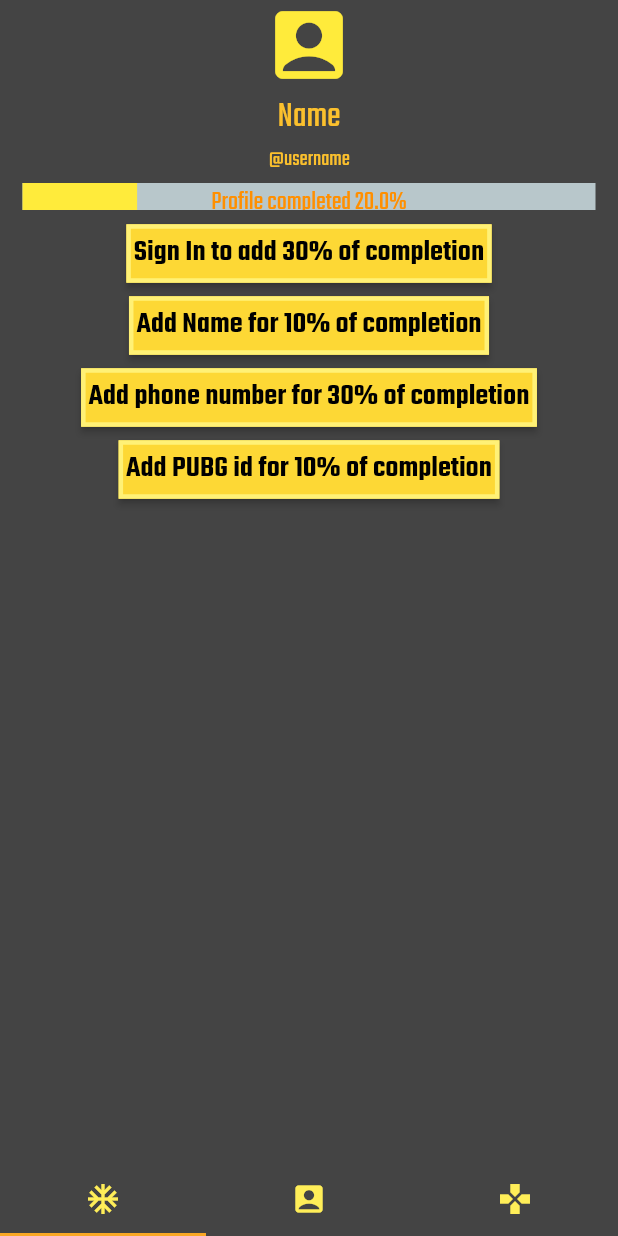
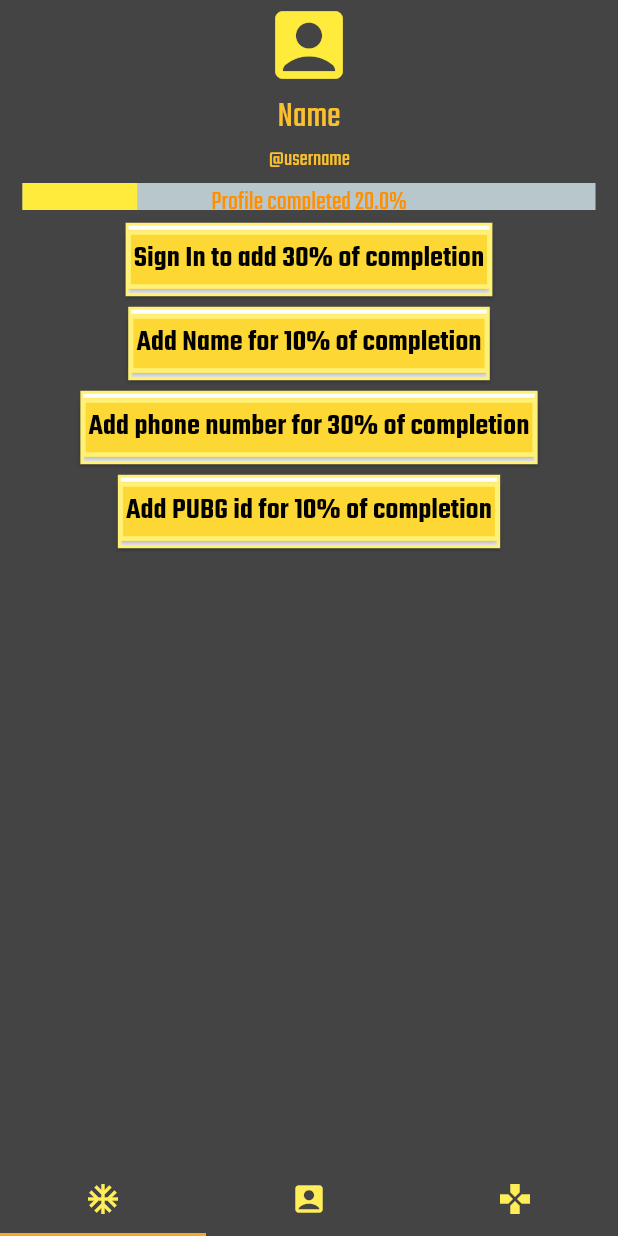
Before and after one commit to aneeshjose/pubg_tournament_organiser, a Flutter app: the screen it shows after launch, on a phone screen of 412 x 824 dp. Run offline on Flutter 3.47's test engine with Material 2 defaults, Android fonts, the light colour scheme and no system bars; drawn by our look-alikes of percent_indicator; our stand-ins replace cloud_firestore, firebase_auth; missing offline and left inert: country_pickers; accounts and stored records are empty.

Commit message:
Wrapped raised button with Card widget

```diff
--- a/lib/pages/account.dart
+++ b/lib/pages/account.dart
@@ -19,7 +19,8 @@ class MyAccountState extends State<MyAccount> {
   void initState() {
     super.initState();
     if (!_isSignedIn) {
-      _listWidgets.add(new RaisedButton(
+      _listWidgets.add(Card(
+        child: new RaisedButton(
           color: Colors.yellow[600],
           onPressed: () => _signIn(),
           child: Text("Sign In to add 30% of completion",
@@ -28,10 +29,12 @@ class MyAccountState extends State<MyAccount> {
                   fontSize: 20.0,
                   fontFamily: "Teko",
                   fontWeight: FontWeight.w600)),
+        ),
       ));
     }
     if (!_isAddName) {
-      _listWidgets.add(new RaisedButton(
+      _listWidgets.add(Card(
+        child: new RaisedButton(
           color: Colors.yellow[600],
           onPressed: () => _addName(),
           child: Text("Add Name for 10% of completion",
@@ -40,10 +43,12 @@ class MyAccountState extends State<MyAccount> {
                   fontSize: 20.0,
                   fontFamily: "Teko",
                   fontWeight: FontWeight.w600)),
+        ),
       ));
     }
     if (!_isPhoneVerified) {
-      _listWidgets.add(new RaisedButton(
+      _listWidgets.add(Card(
+        child: new RaisedButton(
           color: Colors.yellow[600],
           onPressed: () => _addPhoneNo(),
           child: Text("Add phone number for 30% of completion",
@@ -52,10 +57,12 @@ class MyAccountState extends State<MyAccount> {
                   fontSize: 20.0,
                   fontFamily: "Teko",
                   fontWeight: FontWeight.w600)),
+        ),
       ));
     }
     if (!_isPubgIdEnabled) {
-      _listWidgets.add(new RaisedButton(
+      _listWidgets.add(Card(
+        child: new RaisedButton(
           color: Colors.yellow[600],
           onPressed: () => _addPubgId(),
           child: Text("Add PUBG id for 10% of completion",
@@ -64,6 +71,7 @@ class MyAccountState extends State<MyAccount> {
                   fontSize: 20.0,
                   fontFamily: "Teko",
                   fontWeight: FontWeight.w600)),
+        ),
       ));
     }
     _confirmationWidgets = new Column(
```
Lines whose indentation alone changed are shown as unchanged.
